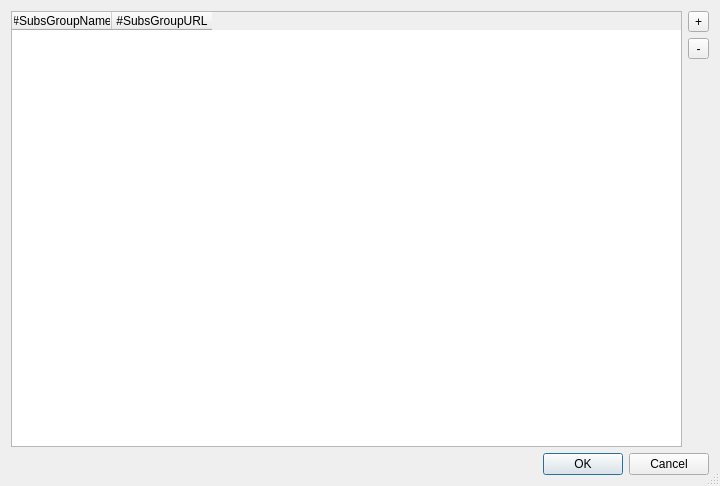
The window that src/w_SubscribeEditor.ui (darsvador/qvssr) describes before a commit, drawn with Qt 5.
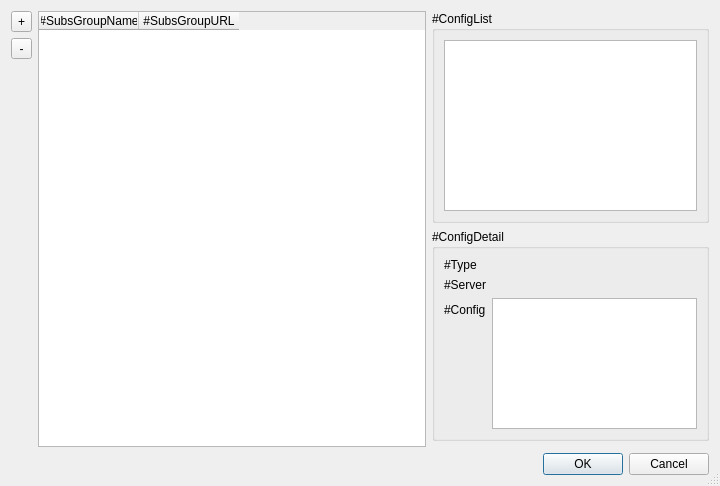
The same window after the commit.

The edit to the form file:
```diff
--- a/src/w_SubscribeEditor.ui
+++ b/src/w_SubscribeEditor.ui
@@ -19,25 +19,10 @@
   <property name="modal">
    <bool>true</bool>
   </property>
-  <layout class="QGridLayout" name="gridLayout">
-   <item row="0" column="0">
-    <widget class="QTableWidget" name="subsribeTable">
-     <property name="rowCount">
-      <number>0</number>
-     </property>
-     <column>
-      <property name="text">
-       <string>#SubsGroupName</string>
-      </property>
-     </column>
-     <column>
-      <property name="text">
-       <string>#SubsGroupURL</string>
-      </property>
-     </column>
-    </widget>
-   </item>
-   <item row="0" column="1">
+  <layout class="QGridLayout" name="gridLayout" rowstretch="1,1,0,0" columnstretch="6,4">
+   <item row="0" column="0" rowspan="3">
+    <layout class="QHBoxLayout" name="horizontalLayout">
+     <item>
     <layout class="QVBoxLayout" name="verticalLayout">
      <item>
       <widget class="QToolButton" name="addBtn">
@@ -80,7 +65,26 @@
      </item>
     </layout>
    </item>
-   <item row="1" column="0" colspan="2">
+     <item>
+      <widget class="QTableWidget" name="subsribeTable">
+       <property name="rowCount">
+        <number>0</number>
+       </property>
+       <column>
+        <property name="text">
+         <string>#SubsGroupName</string>
+        </property>
+       </column>
+       <column>
+        <property name="text">
+         <string>#SubsGroupURL</string>
+        </property>
+       </column>
+      </widget>
+     </item>
+    </layout>
+   </item>
+   <item row="3" column="1">
     <widget class="QDialogButtonBox" name="buttonBox">
      <property name="orientation">
       <enum>Qt::Horizontal</enum>
@@ -90,6 +94,65 @@
      </property>
     </widget>
    </item>
+   <item row="0" column="1">
+    <widget class="QGroupBox" name="groupBox_2">
+     <property name="title">
+      <string>#ConfigList</string>
+     </property>
+     <layout class="QVBoxLayout" name="verticalLayout_2">
+      <item>
+       <widget class="QListWidget" name="subscribeList"/>
+      </item>
+     </layout>
+    </widget>
+   </item>
+   <item row="1" column="1">
+    <widget class="QGroupBox" name="groupBox">
+     <property name="title">
+      <string>#ConfigDetail</string>
+     </property>
+     <layout class="QFormLayout" name="formLayout">
+      <item row="0" column="0">
+       <widget class="QLabel" name="label">
+        <property name="text">
+         <string>#Type</string>
+        </property>
+       </widget>
+      </item>
+      <item row="0" column="1">
+       <widget class="QLabel" name="typeLabel">
+        <property name="text">
+         <string/>
+        </property>
+       </widget>
+      </item>
+      <item row="1" column="0">
+       <widget class="QLabel" name="label_3">
+        <property name="text">
+         <string>#Server</string>
+        </property>
+       </widget>
+      </item>
+      <item row="1" column="1">
+       <widget class="QLabel" name="serverLabel">
+        <property name="text">
+         <string/>
+        </property>
+       </widget>
+      </item>
+      <item row="2" column="0">
+       <widget class="QLabel" name="label_5">
+        <property name="text">
+         <string>#Config</string>
+        </property>
+       </widget>
+      </item>
+      <item row="2" column="1">
+       <widget class="QTextBrowser" name="jsonConfigTxt"/>
+      </item>
+     </layout>
+    </widget>
+   </item>
   </layout>
  </widget>
  <resources/>
```
Lines whose indentation alone changed are shown as unchanged.
